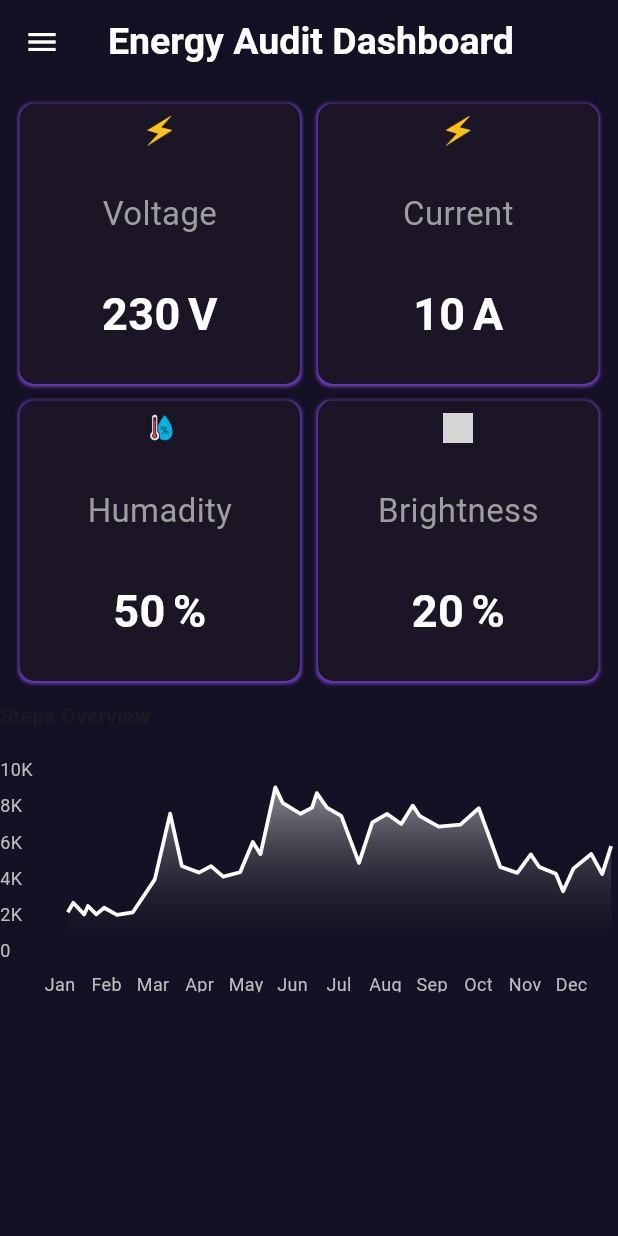
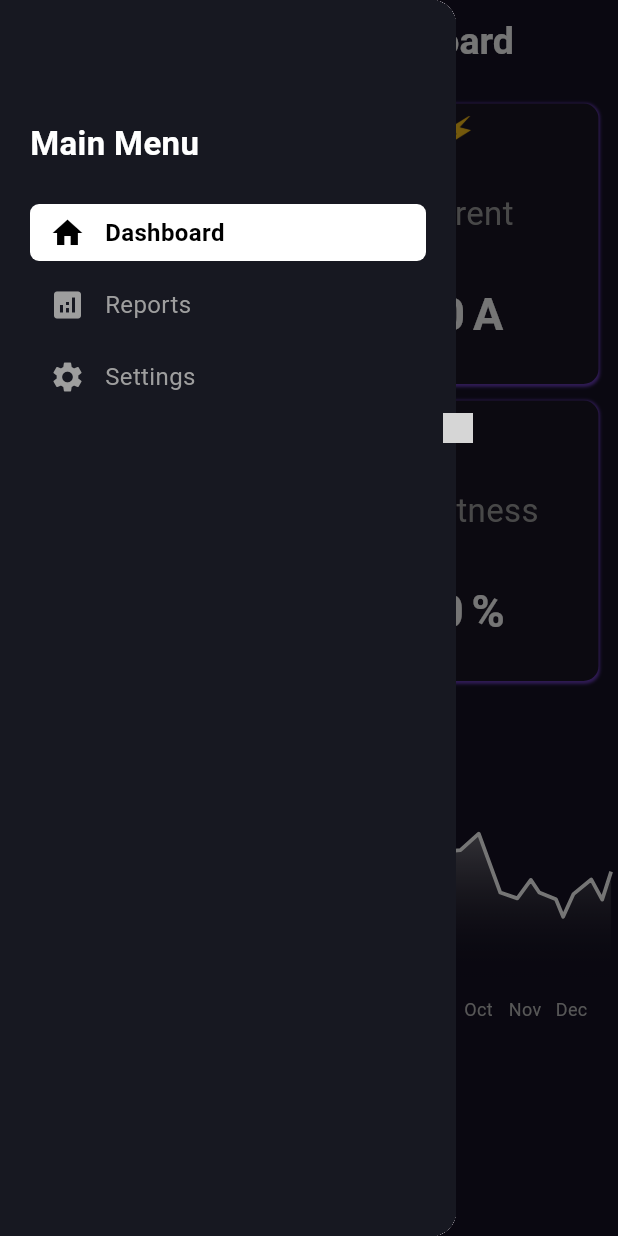
Before and after one commit to RanasingheDD/energy_audi_app, a Flutter app: the screen it shows after launch, after a tap on the "menu" icon, on a phone screen of 412 x 824 dp. Run offline on Flutter 3.47's test engine with Material 3 defaults, Android fonts, the phone set to English and light mode, and no system bars; drawn by our look-alikes of fl_chart; grey boxes are pictures that could not be loaded.

Commit message:
menu_bar

```diff
--- /dev/null
+++ b/lib/data/menu_data.dart
@@ -0,0 +1,11 @@
+
+import 'package:energy_app/models/menu_model.dart';
+import 'package:flutter/material.dart';
+
+class SideMenuData {
+  final menu = <MenuModel>[
+    MenuModel(icon: Icons.home, title: 'Dashboard'),
+    MenuModel(icon: Icons.analytics, title: 'Reports'),
+    MenuModel(icon: Icons.settings, title: 'Settings'),
+  ];
+}
--- /dev/null
+++ b/lib/models/menu_model.dart
@@ -0,0 +1,11 @@
+import 'package:flutter/material.dart';
+
+class MenuModel{
+  IconData icon;
+  String title;
+
+  MenuModel({
+    required this.icon,
+    required this.title
+  });
+}
--- a/lib/pages/home_page.dart
+++ b/lib/pages/home_page.dart
@@ -1,6 +1,7 @@
 import 'package:energy_app/data/card_data.dart';
 import 'package:energy_app/widgets/card.dart';
 import 'package:energy_app/widgets/line_chart.dart';
+import 'package:energy_app/widgets/menu.dart';
 import 'package:flutter/material.dart';
 
 class HomePage extends StatefulWidget {
@@ -12,6 +13,9 @@ class HomePage extends StatefulWidget {
 
 class _HomePageState extends State<HomePage> {
   bool _showTitle = false;
+
+  // Define a GlobalKey to control the Scaffold
+  final GlobalKey<ScaffoldState> _scaffoldKey = GlobalKey<ScaffoldState>();
 
   @override
   void initState() {
@@ -27,12 +31,14 @@ class _HomePageState extends State<HomePage> {
   @override
   Widget build(BuildContext context) {
     return Scaffold(
+      key: _scaffoldKey, // Assign the key here
       backgroundColor: const Color.fromARGB(255, 21, 17, 37),
       appBar: AppBar(
         backgroundColor: const Color.fromARGB(255, 21, 17, 37),
         leading: IconButton(
           onPressed: () {
-            ////////////////////
+            // Open the drawer using the scaffold key
+            _scaffoldKey.currentState?.openDrawer();
           },
           icon: const Icon(
             Icons.menu,
@@ -61,10 +67,15 @@ class _HomePageState extends State<HomePage> {
         ),
         centerTitle: true,
       ),
+      drawer: Drawer(
+        child: SideMenuWidget()
+      ),
       body: Column(
         children: [
           Padding(
             padding: const EdgeInsets.all(8.0),
+            child: SizedBox(
+              height: MediaQuery.of(context).size.height * 0.5,
               child: GridView.builder(
                 shrinkWrap: true,
                 gridDelegate: const SliverGridDelegateWithFixedCrossAxisCount(
@@ -79,7 +90,8 @@ class _HomePageState extends State<HomePage> {
                 },
               ),
             ),
-          LineChartCard(),
+          ),
+          const Expanded(child: LineChartCard()),
         ],
       ),
     );
--- /dev/null
+++ b/lib/widgets/menu.dart
@@ -0,0 +1,85 @@
+import 'package:energy_app/data/menu_data.dart';
+import 'package:flutter/material.dart';
+
+class SideMenuWidget extends StatefulWidget {
+  const SideMenuWidget({super.key});
+
+  @override
+  State<SideMenuWidget> createState() => _SideMenuWidgetState();
+}
+
+class _SideMenuWidgetState extends State<SideMenuWidget> {
+  int selectedIndex = 0;
+
+  @override
+  Widget build(BuildContext context) {
+    final data = SideMenuData();
+
+    return Container(
+      padding: const EdgeInsets.symmetric(vertical: 80, horizontal: 20),
+      color: const Color(0xFF171821),
+      child: Column(
+        crossAxisAlignment: CrossAxisAlignment.start,
+        children: [
+          const Padding(
+            padding: EdgeInsets.only(bottom: 20),
+            child: Text(
+              'Main Menu',
+              style: TextStyle(
+                fontSize: 22,
+                color: Colors.white,
+                fontWeight: FontWeight.bold,
+              ),
+            ),
+          ),
+          // List of menu items
+          Expanded(
+            child: ListView.builder(
+              shrinkWrap: true,
+              itemCount: data.menu.length,
+              itemBuilder: (context, index) => buildMenuEntry(data, index),
+            ),
+          ),
+        ],
+      ),
+    );
+  }
+
+  Widget buildMenuEntry(SideMenuData data, int index) {
+    final isSelected = selectedIndex == index;
+
+    return Container(
+      margin: const EdgeInsets.symmetric(vertical: 5),
+      decoration: BoxDecoration(
+        borderRadius: const BorderRadius.all(
+          Radius.circular(6.0),
+        ),
+        color: isSelected ? Colors.white : Colors.transparent,
+      ),
+      child: InkWell(
+        onTap: () => setState(() {
+          selectedIndex = index;
+        }),
+        child: Row(
+          children: [
+            Padding(
+              padding: const EdgeInsets.symmetric(horizontal: 13, vertical: 7),
+              child: Icon(
+                data.menu[index].icon,
+                color: isSelected ? Colors.black : Colors.grey,
+              ),
+            ),
+            Text(
+              data.menu[index].title,
+              style: TextStyle(
+                fontSize: 16,
+                color: isSelected ? Colors.black : Colors.grey,
+                fontWeight: isSelected ? FontWeight.w600 : FontWeight.normal,
+              ),
+            ),
+          ],
+        ),
+      ),
+    );
+  }
+}
```
Lines whose indentation alone changed are shown as unchanged.
